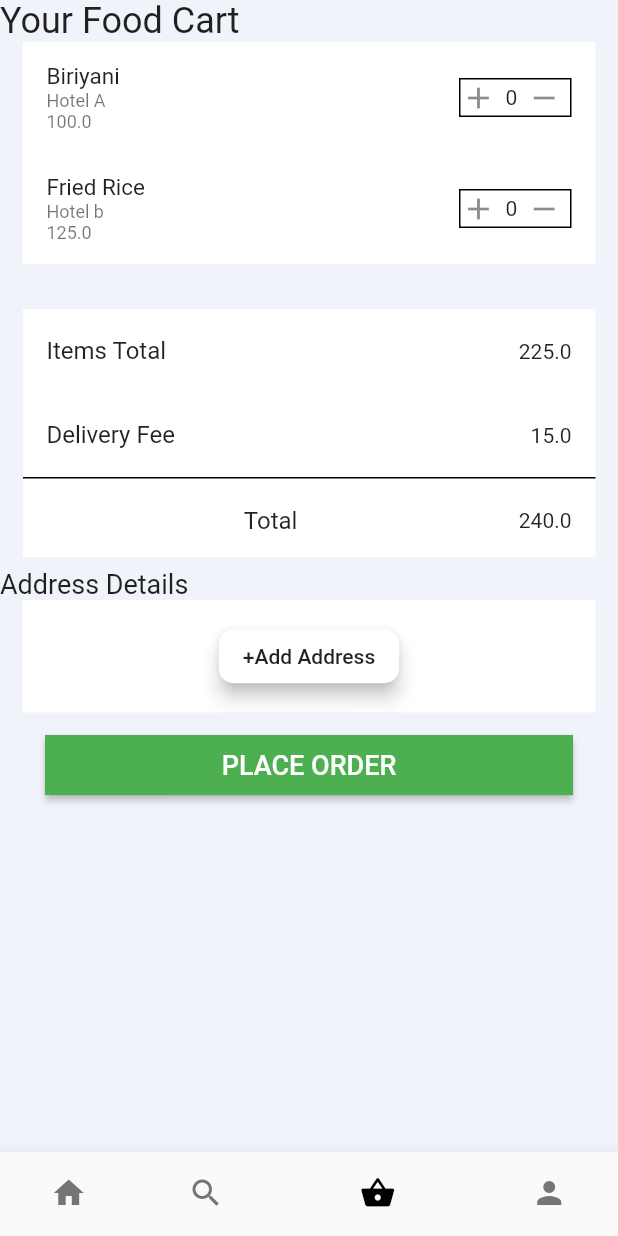
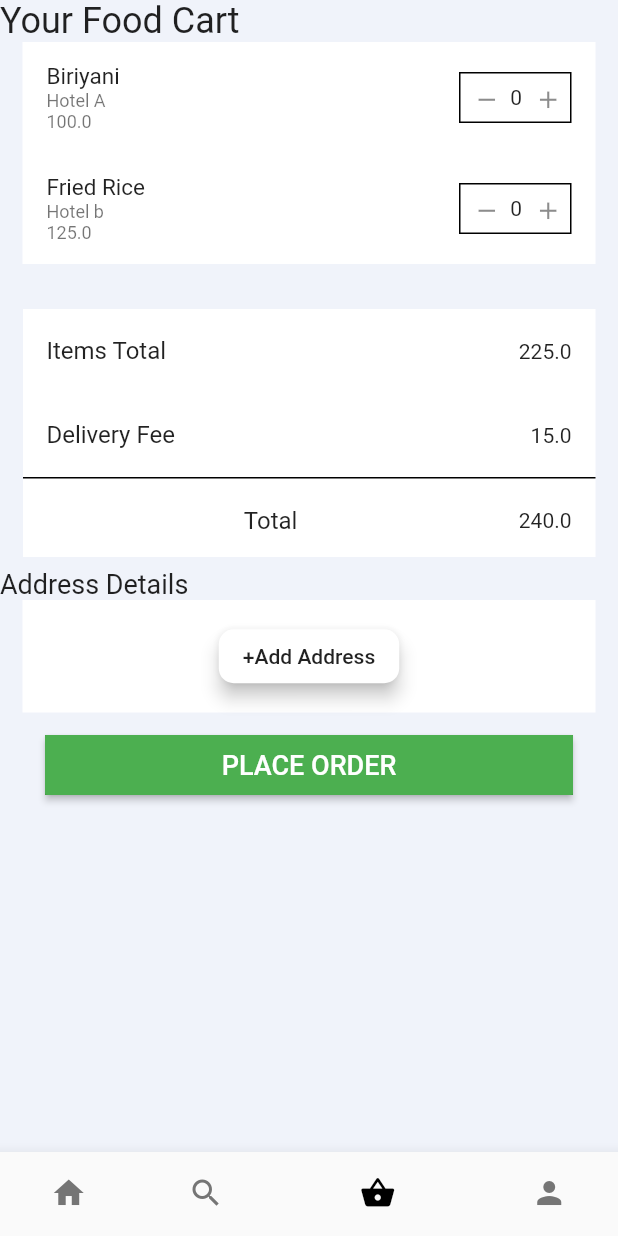
Before and after one commit to incrypto32/cokut-app, a Flutter app: the HomeScreen screen opened by its route, item 3 of the bottom bar chosen, on a phone screen of 412 x 824 dp. Run offline on Flutter 3.47's test engine with Material 2 defaults, Android fonts, the light colour scheme and no system bars; our stand-ins replace bloc, carousel_slider, connectivity, dio, equatable, firebase_auth and 9 more; accounts and stored records are empty; generated files the repository leaves out were written again; network calls fail.

Commit message:
Meal tile in spicy

```diff
--- a/lib/presentation/screens/meal_cat_screen.dart
+++ b/lib/presentation/screens/meal_cat_screen.dart
@@ -3,6 +3,7 @@ import 'package:cokut/infrastructure/repositories/auth_repo.dart';
 import 'package:cokut/infrastructure/repositories/meals_repo.dart';
 import 'package:cokut/models/meal.dart';
 import 'package:cokut/presentation/widgets/components/loading_shimmer.dart';
+import 'package:cokut/presentation/widgets/components/meal_item.dart';
 import 'package:cokut/presentation/widgets/components/page_cover.dart';
 import 'package:cokut/presentation/widgets/components/restaurant_error.dart';
 import 'package:flutter/material.dart';
@@ -34,9 +35,8 @@ class MealCategoryScreen extends StatelessWidget {
                     return state.meals.length > 0
                         ? ListView.builder(
                             itemCount: state.meals.length,
-                            itemBuilder: (context, index) => Text(
-                              state.meals[index].name,
-                            ),
+                            itemBuilder: (context, index) =>
+                            MealTile(name: state.meals[index].name, hotel: "", price: 100, count: 0)
                           )
                         : RestaurantErrorWidget(message: "Nothing Here ");
                   } else if (state is MealsError) {
--- a/lib/presentation/widgets/components/meal_item.dart
+++ b/lib/presentation/widgets/components/meal_item.dart
@@ -1,3 +1,4 @@
+import 'package:flutter/cupertino.dart';
 import 'package:flutter/material.dart';
 
 class MealTile extends StatelessWidget {
@@ -67,30 +68,108 @@ class IncrementWidget extends StatelessWidget {
             border: Border.all(color: Colors.black),
           ),
           //row for choosing count
-          child: Row(
+          child:
+//          Row(
+//            crossAxisAlignment: CrossAxisAlignment.center,
+//            children: [
+//              Expanded(
+//                child: SizedBox(
+//                  height: 32.0,
+//                  child: IconButton(
+//                    icon: Icon(
+//                      Icons.remove,
+//                      size: 19.0,
+//                    ),
+//                    onPressed: () {
+//                      print("${_count} minus");
+//                      decrement();
+//                    },
+//                  ),
+//                ),
+//              ),
+//
+//              Expanded(
+//                child: Container(
+////                padding: EdgeInsets.only(left: 4.0),
+//                      alignment: Alignment.center,
+//                      width: 25.0,
+//                      height: 32.0,
+//                      child: Padding(
+//                          padding: EdgeInsets.only(left:0.0,),
+//                          child: Text("${_count}",))),
+//              ),
+//
+//              Expanded(
+//                child: Container(
+//                  //alignment: Alignment.centerLeft,
+//                  height: 32.0,
+//                  child: Padding(
+//                    padding: EdgeInsets.only(right:4.0),
+//                    child: IconButton(
+//                      icon: Icon(
+//                        Icons.add,
+//                        size: 19.0,
+//                      ),
+//                      onPressed: () {
+//                        print("${_count} add");
+//                        increment();
+//                      },
+//                    ),
+//                  ),
+//                ),
+//              ),
+//
+//            ],
+//          ),
+
+          Row(
+            mainAxisAlignment: MainAxisAlignment.start,
             children: [
-              GestureDetector(
-                child: Icon(
-                  Icons.add,
+              Container(
+                width: 16.0,
+                height: 32.0,
+               // color: Colors.blue,
+                alignment: Alignment.center,
+                child: IconButton(
+                  icon: Icon(
+                    Icons.remove,
+                    size: 19.0,
+                  ),
+                  onPressed: () {
+                    print("${_count} minus");
+                    decrement();
+                  },
                 ),
-                onTap: () {
-                  print("${_count} add");
-                  increment();
-                },
               ),
-              Padding(
-                padding: const EdgeInsets.symmetric(horizontal: 6.0),
-                child: Text("${_count}"),
-              ),
-              GestureDetector(
-                child: Icon(
-                  Icons.remove,
+
+              Container(
+               // padding: EdgeInsets.only(left: 2.0),
+                    alignment: Alignment.centerRight,
+                //    color: Colors.red,
+                    width: 25.0,
+                    height: 32.0,
+                    child: Container(
+//                        padding: EdgeInsets.only(left:3.0,),
+                        child: Text("${_count}",))),
+              Container(
+             //   color: Colors.blue,
+                width: 22.0,
+                height: 32.0,
+                  alignment: Alignment.center,
+                  child: IconButton(
+                    icon: Icon(
+                      Icons.add,
+                      size: 19.0,
+                    ),
+                    onPressed: () {
+                      print("${_count} add");
+                      increment();
+                    },
+                  ),
                 ),
-                onTap: () {
-                  print("${_count} minus");
-                  decrement();
-                },
-              ),
+
+
+
             ],
           ),
         );
```
Also changed, not shown: lib/presentation/screens/store_screen.dart (+8 -1 lines).
